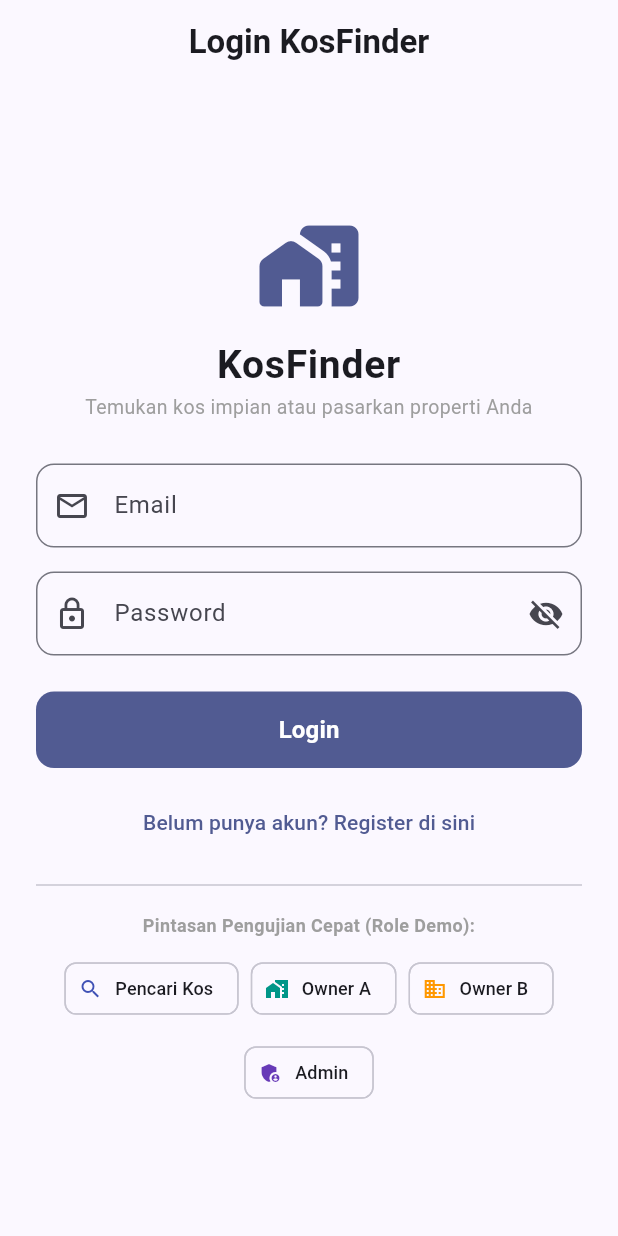
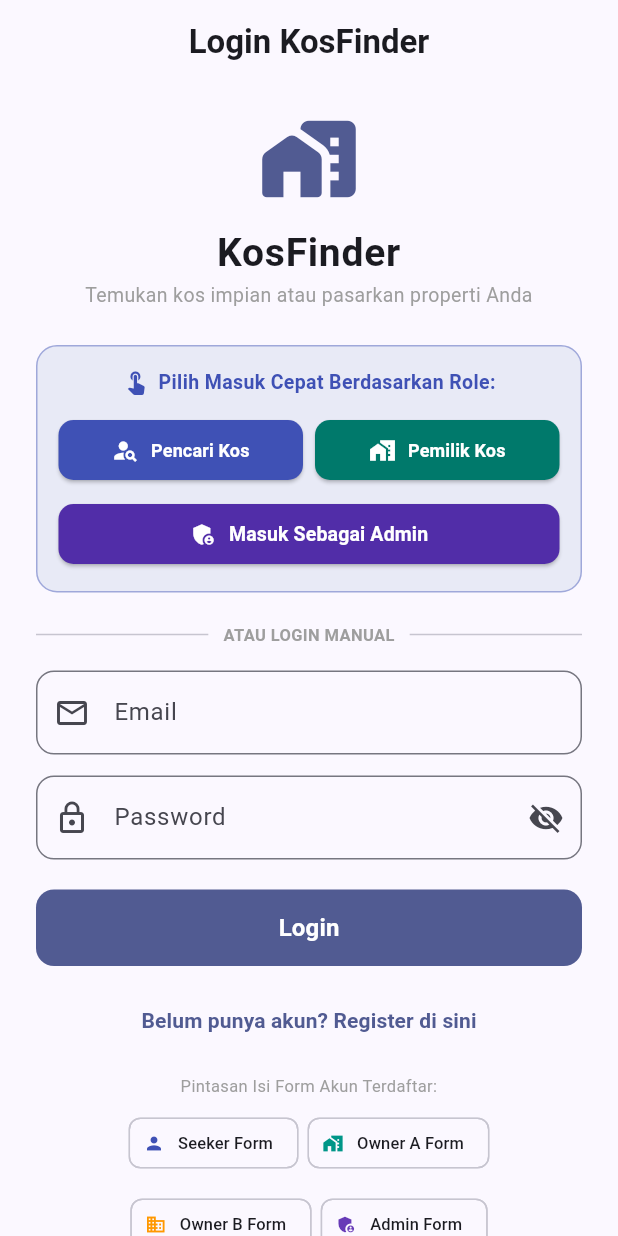
Before and after one commit to emip0525/flutter_kosfinder, a Flutter app: the screen it shows after launch, on a phone screen of 412 x 824 dp. Run offline on Flutter 3.47's test engine with Material 3 defaults, Android fonts, the phone set to English and light mode, and no system bars; our stand-ins replace firebase_core, firebase_messaging, shared_preferences, supabase_flutter; accounts and stored records are empty.

Commit message:
feat: strict authentication validation rejecting unregistered accounts and add quick role login buttons

```diff
--- a/lib/pages/login_page.dart
+++ b/lib/pages/login_page.dart
@@ -1,4 +1,5 @@
 import 'package:flutter/material.dart';
+import 'package:supabase_flutter/supabase_flutter.dart';
 import '../services/auth_service.dart';
 import 'home_page.dart';
 import 'register_page.dart';
@@ -30,10 +31,12 @@ class _LoginPageState extends State<LoginPage> {
         content: Text(msg),
         backgroundColor: isError ? Colors.red.shade700 : Colors.green.shade700,
         behavior: SnackBarBehavior.floating,
+        duration: Duration(seconds: isError ? 4 : 2),
       ),
     );
   }
 
+  /// Login reguler dengan validasi kredensial (akun belum terdaftar DITOLAK)
   Future<void> _login() async {
     if (!_formKey.currentState!.validate()) return;
     setState(() => _loading = true);
@@ -45,24 +48,42 @@ class _LoginPageState extends State<LoginPage> {
       );
 
       if (!mounted) return;
-      _showMessage('Login berhasil! Selamat datang.', isError: false);
+      _showMessage('Login berhasil! Selamat datang di KosFinder.', isError: false);
       Navigator.of(context).pushAndRemoveUntil(
         MaterialPageRoute(builder: (_) => const HomePage()),
         (route) => false,
       );
-    } catch (_) {
+    } on AuthException catch (e) {
       if (!mounted) return;
-      _showMessage('Login berhasil (Mode Demo KosFinder)', isError: false);
-      Navigator.of(context).pushAndRemoveUntil(
-        MaterialPageRoute(builder: (_) => const HomePage()),
-        (route) => false,
-      );
+      _showMessage(e.message, isError: true);
+    } catch (e) {
+      if (!mounted) return;
+      _showMessage('Gagal login: Periksa kembali email dan password Anda.', isError: true);
     } finally {
       if (mounted) setState(() => _loading = false);
     }
   }
 
-  void _quickFill(String email, String pass) {
+  /// Masuk Cepat langsung dengan Role Pilihan (Pencari Kos / Pemilik Kos / Admin)
+  Future<void> _loginDirectRole(String role, String label) async {
+    setState(() => _loading = true);
+    try {
+      await AuthService.instance.loginAsRole(role);
+      if (!mounted) return;
+      _showMessage('Berhasil masuk sebagai $label!', isError: false);
+      Navigator.of(context).pushAndRemoveUntil(
+        MaterialPageRoute(builder: (_) => const HomePage()),
+        (route) => false,
+      );
+    } catch (e) {
+      if (!mounted) return;
+      _showMessage('Gagal masuk: $e', isError: true);
+    } finally {
+      if (mounted) setState(() => _loading = false);
+    }
+  }
+
+  void _fillAndLogin(String email, String pass) {
     _emailC.text = email;
     _passC.text = pass;
     _login();
@@ -84,8 +105,8 @@ class _LoginPageState extends State<LoginPage> {
               child: Column(
                 crossAxisAlignment: CrossAxisAlignment.stretch,
                 children: [
-                  Icon(Icons.home_work_rounded, size: 72, color: Theme.of(context).colorScheme.primary),
-                  const SizedBox(height: 12),
+                  Icon(Icons.home_work_rounded, size: 68, color: Theme.of(context).colorScheme.primary),
+                  const SizedBox(height: 10),
                   const Text(
                     'KosFinder',
                     textAlign: TextAlign.center,
@@ -96,7 +117,95 @@ class _LoginPageState extends State<LoginPage> {
                     textAlign: TextAlign.center,
                     style: TextStyle(color: Colors.grey, fontSize: 13),
                   ),
-                  const SizedBox(height: 28),
+                  const SizedBox(height: 24),
+
+                  // 1. KOTAK PILIHAN MASUK SEBAGAI ROLE (Pencari Kos, Pemilik Kos, Admin)
+                  Container(
+                    padding: const EdgeInsets.all(14),
+                    decoration: BoxDecoration(
+                      color: Colors.indigo.shade50,
+                      borderRadius: BorderRadius.circular(14),
+                      border: Border.all(color: Colors.indigo.shade200),
+                    ),
+                    child: Column(
+                      crossAxisAlignment: CrossAxisAlignment.stretch,
+                      children: [
+                        const Row(
+                          mainAxisAlignment: MainAxisAlignment.center,
+                          children: [
+                            Icon(Icons.touch_app, size: 18, color: Colors.indigo),
+                            SizedBox(width: 6),
+                            Text(
+                              'Pilih Masuk Cepat Berdasarkan Role:',
+                              style: TextStyle(fontWeight: FontWeight.bold, fontSize: 13, color: Colors.indigo),
+                            ),
+                          ],
+                        ),
+                        const SizedBox(height: 12),
+                        Row(
+                          children: [
+                            // Tombol Pencari Kos
+                            Expanded(
+                              child: ElevatedButton.icon(
+                                style: ElevatedButton.styleFrom(
+                                  backgroundColor: Colors.indigo,
+                                  foregroundColor: Colors.white,
+                                  padding: const EdgeInsets.symmetric(vertical: 10),
+                                  shape: RoundedRectangleBorder(borderRadius: BorderRadius.circular(10)),
+                                ),
+                                onPressed: _loading ? null : () => _loginDirectRole('seeker', 'Pencari Kos'),
+                                icon: const Icon(Icons.person_search, size: 18),
+                                label: const Text('Pencari Kos', style: TextStyle(fontSize: 12, fontWeight: FontWeight.bold)),
+                              ),
+                            ),
+                            const SizedBox(width: 8),
+                            // Tombol Pemilik Kos
+                            Expanded(
+                              child: ElevatedButton.icon(
+                                style: ElevatedButton.styleFrom(
+                                  backgroundColor: Colors.teal.shade700,
+                                  foregroundColor: Colors.white,
+                                  padding: const EdgeInsets.symmetric(vertical: 10),
+                                  shape: RoundedRectangleBorder(borderRadius: BorderRadius.circular(10)),
+                                ),
+                                onPressed: _loading ? null : () => _loginDirectRole('owner', 'Pemilik Kos'),
+                                icon: const Icon(Icons.home_work, size: 18),
+                                label: const Text('Pemilik Kos', style: TextStyle(fontSize: 12, fontWeight: FontWeight.bold)),
+                              ),
+                            ),
+                          ],
+                        ),
+                        const SizedBox(height: 8),
+                        // Tombol Admin
+                        ElevatedButton.icon(
+                          style: ElevatedButton.styleFrom(
+                            backgroundColor: Colors.deepPurple.shade700,
+                            foregroundColor: Colors.white,
+                            padding: const EdgeInsets.symmetric(vertical: 10),
+                            shape: RoundedRectangleBorder(borderRadius: BorderRadius.circular(10)),
+                          ),
+                          onPressed: _loading ? null : () => _loginDirectRole('admin', 'Admin KosFinder'),
+                          icon: const Icon(Icons.admin_panel_settings, size: 18),
+                          label: const Text('Masuk Sebagai Admin', style: TextStyle(fontSize: 13, fontWeight: FontWeight.bold)),
+                        ),
+                      ],
+                    ),
+                  ),
+
+                  const SizedBox(height: 20),
+                  const Row(
+                    children: [
+                      Expanded(child: Divider()),
+                      Padding(
+                        padding: EdgeInsets.symmetric(horizontal: 10),
+                        child: Text('ATAU LOGIN MANUAL', style: TextStyle(fontSize: 11, color: Colors.grey, fontWeight: FontWeight.bold)),
+                      ),
+                      Expanded(child: Divider()),
+                    ],
+                  ),
+                  const SizedBox(height: 16),
+
+                  // 2. FORM LOGIN DENGAN VALIDASI KETAT
                   TextFormField(
                     controller: _emailC,
                     keyboardType: TextInputType.emailAddress,
@@ -112,7 +221,7 @@ class _LoginPageState extends State<LoginPage> {
                       return null;
                     },
                   ),
-                  const SizedBox(height: 16),
+                  const SizedBox(height: 14),
                   TextFormField(
                     controller: _passC,
                     obscureText: _obscurePassword,
@@ -131,7 +240,7 @@ class _LoginPageState extends State<LoginPage> {
                       return null;
                     },
                   ),
-                  const SizedBox(height: 24),
+                  const SizedBox(height: 20),
                   FilledButton(
                     onPressed: _loading ? null : _login,
                     style: FilledButton.styleFrom(
@@ -151,39 +260,40 @@ class _LoginPageState extends State<LoginPage> {
                     onPressed: () => Navigator.of(context).push(
                       MaterialPageRoute(builder: (_) => const RegisterPage()),
                     ),
-                    child: const Text('Belum punya akun? Register di sini'),
+                    child: const Text('Belum punya akun? Register di sini', style: TextStyle(fontWeight: FontWeight.bold)),
                   ),
-                  const Divider(height: 36),
+
+                  const SizedBox(height: 12),
                   const Text(
-                    'Pintasan Pengujian Cepat (Role Demo):',
+                    'Pintasan Isi Form Akun Terdaftar:',
                     textAlign: TextAlign.center,
-                    style: TextStyle(fontSize: 12, fontWeight: FontWeight.w600, color: Colors.grey),
+                    style: TextStyle(fontSize: 11, color: Colors.grey),
                   ),
-                  const SizedBox(height: 10),
+                  const SizedBox(height: 6),
                   Wrap(
-                    spacing: 8,
-                    runSpacing: 8,
+                    spacing: 6,
+                    runSpacing: 6,
                     alignment: WrapAlignment.center,
                     children: [
                       ActionChip(
-                        avatar: const Icon(Icons.search, size: 16, color: Colors.indigo),
-                        label: const Text('Pencari Kos', style: TextStyle(fontSize: 12)),
-                        onPressed: () => _quickFill('pencari@kosfinder.com', 'seeker123'),
+                        avatar: const Icon(Icons.person, size: 14, color: Colors.indigo),
+                        label: const Text('Seeker Form', style: TextStyle(fontSize: 11)),
+                        onPressed: () => _fillAndLogin('pencari@kosfinder.com', 'seeker123'),
                       ),
                       ActionChip(
-                        avatar: const Icon(Icons.home_work, size: 16, color: Colors.teal),
-                        label: const Text('Owner A', style: TextStyle(fontSize: 12)),
-                        onPressed: () => _quickFill('owner@contoh.com', 'owner123'),
+                        avatar: const Icon(Icons.home_work, size: 14, color: Colors.teal),
+                        label: const Text('Owner A Form', style: TextStyle(fontSize: 11)),
+                        onPressed: () => _fillAndLogin('owner@contoh.com', 'owner123'),
                       ),
                       ActionChip(
-                        avatar: const Icon(Icons.domain, size: 16, color: Colors.orange),
-                        label: const Text('Owner B', style: TextStyle(fontSize: 12)),
-                        onPressed: () => _quickFill('owner2@contoh.com', 'owner123'),
+                        avatar: const Icon(Icons.domain, size: 14, color: Colors.orange),
+                        label: const Text('Owner B Form', style: TextStyle(fontSize: 11)),
+                        onPressed: () => _fillAndLogin('owner2@contoh.com', 'owner123'),
                       ),
                       ActionChip(
-                        avatar: const Icon(Icons.admin_panel_settings, size: 16, color: Colors.deepPurple),
-                        label: const Text('Admin', style: TextStyle(fontSize: 12)),
-                        onPressed: () => _quickFill('admin@contoh.com', 'admin123'),
+                        avatar: const Icon(Icons.admin_panel_settings, size: 14, color: Colors.deepPurple),
+                        label: const Text('Admin Form', style: TextStyle(fontSize: 11)),
+                        onPressed: () => _fillAndLogin('admin@contoh.com', 'admin123'),
                       ),
                     ],
                   ),
--- a/lib/services/auth_service.dart
+++ b/lib/services/auth_service.dart
@@ -1,5 +1,39 @@
+import 'dart:convert';
 import 'package:flutter/foundation.dart';
+import 'package:shared_preferences/shared_preferences.dart';
 import 'package:supabase_flutter/supabase_flutter.dart';
+
+class _LocalUser {
+  final String id;
+  final String email;
+  final String password;
+  final String name;
+  final String role;
+
+  _LocalUser({
+    required this.id,
+    required this.email,
+    required this.password,
+    required this.name,
+    required this.role,
+  });
+
+  Map<String, dynamic> toMap() => {
+        'id': id,
+        'email': email,
+        'password': password,
+        'name': name,
+        'role': role,
+      };
+
+  factory _LocalUser.fromMap(Map<String, dynamic> m) => _LocalUser(
+        id: m['id']?.toString() ?? '',
+        email: m['email']?.toString() ?? '',
+        password: m['password']?.toString() ?? '',
+        name: m['name']?.toString() ?? '',
+        role: m['role']?.toString() ?? 'seeker',
+      );
+}
 
 class AuthService {
   AuthService._();
@@ -7,7 +41,76 @@ class AuthService {
 
   SupabaseClient get _client => Supabase.instance.client;
 
-  // Local fallback mock user for demo & testing if offline / mock mode
+  static const String _usersStorageKey = 'kosfinder_registered_users_v2';
+  bool _usersLoaded = false;
+
+  static final List<_LocalUser> _defaultUsers = [
+    _LocalUser(
+      id: 'seeker_uuid_001',
+      email: 'pencari@kosfinder.com',
+      password: 'seeker123',
+      name: 'Miftah (Pencari Kos)',
+      role: 'seeker',
+    ),
+    _LocalUser(
+      id: 'owner_a_uuid_001',
+      email: 'owner@contoh.com',
+      password: 'owner123',
+      name: 'I Made Suartana (Owner A)',
+      role: 'owner',
+    ),
+    _LocalUser(
+      id: 'owner_b_uuid_002',
+      email: 'owner2@contoh.com',
+      password: 'owner123',
+      name: 'Ni Ketut Ayu (Owner B)',
+      role: 'owner',
+    ),
+    _LocalUser(
+      id: 'admin_uuid_001',
+      email: 'admin@contoh.com',
+      password: 'admin123',
+      name: 'Administrator KosFinder',
+      role: 'admin',
+    ),
+  ];
+
+  final List<_LocalUser> _registeredUsers = [];
+
+  Future<void> _ensureUsersLoaded() async {
+    if (_usersLoaded) return;
+    _registeredUsers.clear();
+    _registeredUsers.addAll(_defaultUsers);
+
+    try {
+      final prefs = await SharedPreferences.getInstance();
+      final savedJson = prefs.getString(_usersStorageKey);
+      if (savedJson != null && savedJson.isNotEmpty) {
+        final List decoded = jsonDecode(savedJson);
+        for (var item in decoded) {
+          final u = _LocalUser.fromMap(Map<String, dynamic>.from(item));
+          if (!_registeredUsers.any((existing) => existing.email.toLowerCase() == u.email.toLowerCase())) {
+            _registeredUsers.add(u);
+          }
+        }
+      }
+    } catch (e) {
+      debugPrint('[AuthService] Info load users: $e');
+    }
+    _usersLoaded = true;
+  }
+
+  Future<void> _saveUsersToStorage() async {
+    try {
+      final prefs = await SharedPreferences.getInstance();
+      final listMap = _registeredUsers.map((u) => u.toMap()).toList();
+      await prefs.setString(_usersStorageKey, jsonEncode(listMap));
+    } catch (e) {
+      debugPrint('[AuthService] Info simpan users: $e');
+    }
+  }
+
+  // Session state
   User? _mockUser;
   Session? _mockSession;
 
@@ -29,130 +132,162 @@ class AuthService {
 
   bool get isLoggedIn => currentUser != null || currentSession != null;
 
-  /// Register user baru dengan email, password, nama lengkap, dan role (seeker / owner)
+  /// Register user baru dengan validasi ketat
   Future<AuthResponse> register({
     required String email,
     required String password,
     String name = '',
     String role = 'seeker', // 'seeker' atau 'owner'
   }) async {
+    final cleanEmail = email.toLowerCase().trim();
+    await _ensureUsersLoaded();
+
+    // 1. Cek apakah email sudah terdaftar
+    final alreadyExists = _registeredUsers.any((u) => u.email.toLowerCase() == cleanEmail);
+    if (alreadyExists) {
+      throw const AuthException('Email ini sudah terdaftar! Silakan login langsung menggunakan email tersebut.');
+    }
+
+    // 2. Coba registrasi ke Supabase backend jika online
     try {
       final res = await _client.auth.signUp(
-        email: email,
+        email: cleanEmail,
         password: password,
-        data: {'name': name, 'role': role}, // dibaca trigger handle_new_user
-      );
+        data: {'name': name, 'role': role},
+      ).timeout(const Duration(milliseconds: 1200));
+
+      if (res.user != null) {
+        _mockUser = res.user;
+        _mockSession = res.session;
+      }
+    } catch (e) {
+      debugPrint('[AuthService.register] Supabase offline/fallback: $e');
+    }
+
+    // 3. Simpan akun ke database lokal persisten
+    final newUser = _LocalUser(
+      id: 'usr_${DateTime.now().millisecondsSinceEpoch}',
+      email: cleanEmail,
+      password: password,
+      name: name.isNotEmpty ? name : 'Pengguna Baru',
+      role: role,
+    );
+    _registeredUsers.add(newUser);
+    await _saveUsersToStorage();
+
+    final user = User(
+      id: newUser.id,
+      appMetadata: {},
+      userMetadata: {'name': newUser.name, 'role': newUser.role},
+      aud: 'authenticated',
+      createdAt: DateTime.now().toIso8601String(),
+      email: cleanEmail,
+    );
+    _mockUser = user;
+    _mockSession = Session(
+      accessToken: 'token_${newUser.id}',
+      tokenType: 'bearer',
+      user: user,
+    );
+
+    debugPrint('[AuthService.register] Akun baru berhasil didaftarkan: $cleanEmail ($role)');
+    return AuthResponse(session: _mockSession, user: user);
+  }
+
+  /// Login user dengan validasi ketat: akun sembarangan / belum terdaftar DITOLAK
+  Future<AuthResponse> login({
+    required String email,
+    required String password,
+  }) async {
+    final cleanEmail = email.toLowerCase().trim();
+    await _ensureUsersLoaded();
+
+    // 1. Cek ke Supabase jika tersedia
+    try {
+      final res = await _client.auth.signInWithPassword(
+        email: cleanEmail,
+        password: password,
+      ).timeout(const Duration(milliseconds: 1200));
+
       if (res.user != null) {
         _mockUser = res.user;
         _mockSession = res.session;
         return res;
       }
     } catch (e) {
-      debugPrint('[AuthService.register] Supabase error/offline: $e');
+      debugPrint('[AuthService.login] Supabase offline/fallback: $e');
     }
 
-    // Fallback registration for simulation / offline / web demo
+    // 2. Validasi Akun: Cek apakah email terdaftar di database
+    final matchedUser = _registeredUsers.where((u) => u.email.toLowerCase() == cleanEmail).firstOrNull;
+
+    if (matchedUser == null) {
+      // Ditolak: Belum terdaftar!
+      debugPrint('[AuthService.login] Ditolak: Email $cleanEmail belum terdaftar.');
+      throw const AuthException('Akun belum terdaftar! Anda belum memiliki akun, silakan lakukan Register terlebih dahulu.');
+    }
+
+    // 3. Validasi Password
+    if (matchedUser.password != password) {
+      debugPrint('[AuthService.login] Ditolak: Password salah untuk $cleanEmail.');
+      throw const AuthException('Password yang Anda masukkan salah! Periksa kembali password Anda.');
+    }
+
+    // 4. Login Berhasil
     final user = User(
-      id: 'usr_${DateTime.now().millisecondsSinceEpoch}',
+      id: matchedUser.id,
       appMetadata: {},
-      userMetadata: {'name': name, 'role': role},
+      userMetadata: {'name': matchedUser.name, 'role': matchedUser.role},
       aud: 'authenticated',
       createdAt: DateTime.now().toIso8601String(),
-      email: email,
+      email: cleanEmail,
     );
     _mockUser = user;
     _mockSession = Session(
-      accessToken: 'mock_token_${DateTime.now().millisecondsSinceEpoch}',
+      accessToken: 'token_${matchedUser.id}',
       tokenType: 'bearer',
       user: user,
     );
+
+    debugPrint('[AuthService.login] Login berhasil: $cleanEmail sebagai ${matchedUser.role}');
     return AuthResponse(session: _mockSession, user: user);
   }
 
-  /// Login user dengan email dan password
-  Future<AuthResponse> login({
-    required String email,
-    required String password,
-  }) async {
-    try {
-      final res = await _client.auth.signInWithPassword(
-        email: email,
-        password: password,
-      );
-      if (res.user != null) {
-        _mockUser = res.user;
-        _mockSession = res.session;
-        return res;
-      }
-    } catch (e) {
-      debugPrint('[AuthService.login] Supabase login error/offline: $e');
-    }
-
-    // Fallback demo credentials for smooth login on any platform (Chrome, Android, etc.)
-    String role = 'seeker';
-    String name = 'Pencari Kos';
-    String uid = 'seeker_uuid_001';
-
-    final lower = email.toLowerCase().trim();
-    if (lower.contains('admin')) {
-      role = 'admin';
-      name = 'Administrator KosFinder';
-      uid = 'admin_uuid_001';
-    } else if (lower.contains('owner2') || lower.contains('b')) {
-      role = 'owner';
-      name = 'Ni Ketut Ayu (Owner B)';
-      uid = 'owner_b_uuid_002';
-    } else if (lower.contains('owner')) {
-      role = 'owner';
-      name = 'I Made Suartana (Owner A)';
-      uid = 'owner_a_uuid_001';
+  /// Pintasan Login Langsung berdasarkan Role (Pencari Kos, Pemilik Kos, Admin)
+  Future<void> loginAsRole(String role) async {
+    await _ensureUsersLoaded();
+    _LocalUser target;
+    if (role == 'admin') {
+      target = _registeredUsers.firstWhere((u) => u.role == 'admin', orElse: () => _defaultUsers[3]);
+    } else if (role == 'owner') {
+      target = _registeredUsers.firstWhere((u) => u.role == 'owner', orElse: () => _defaultUsers[1]);
     } else {
-      role = 'seeker';
-      name = lower.contains('@') ? lower.split('@').first : 'Pencari Kos';
-      uid = 'seeker_${DateTime.now().millisecondsSinceEpoch}';
+      target = _registeredUsers.firstWhere((u) => u.role == 'seeker', orElse: () => _defaultUsers[0]);
     }
 
     final user = User(
-      id: uid,
+      id: target.id,
       appMetadata: {},
-      userMetadata: {'name': name, 'role': role},
+      userMetadata: {'name': target.name, 'role': target.role},
       aud: 'authenticated',
       createdAt: DateTime.now().toIso8601String(),
-      email: email,
+      email: target.email,
     );
     _mockUser = user;
     _mockSession = Session(
-      accessToken: 'mock_token_${DateTime.now().millisecondsSinceEpoch}',
+      accessToken: 'token_${target.id}',
       tokenType: 'bearer',
       user: user,
     );
-    return AuthResponse(session: _mockSession, user: user);
+    debugPrint('[AuthService] Login cepat sebagai role: $role (${target.email})');
   }
 
   /// Logout dan hapus session pengguna
   Future<void> logout() async {
     try {
-      await _client.auth.signOut();
+      await _client.auth.signOut().timeout(const Duration(milliseconds: 800));
     } catch (_) {}
     _mockUser = null;
     _mockSession = null;
   }
-
-  /// Method utilitas untuk berganti akun / peran demo dengan cepat saat presentasi & pengujian
-  void setDemoUser({required String email, required String name, required String role, required String id}) {
-    final user = User(
-      id: id,
-      appMetadata: {},
-      userMetadata: {'name': name, 'role': role},
-      aud: 'authenticated',
-      createdAt: DateTime.now().toIso8601String(),
-      email: email,
-    );
-    _mockUser = user;
-    _mockSession = Session(
-      accessToken: 'demo_token_$id',
-      tokenType: 'bearer',
-      user: user,
-    );
-  }
 }
```
